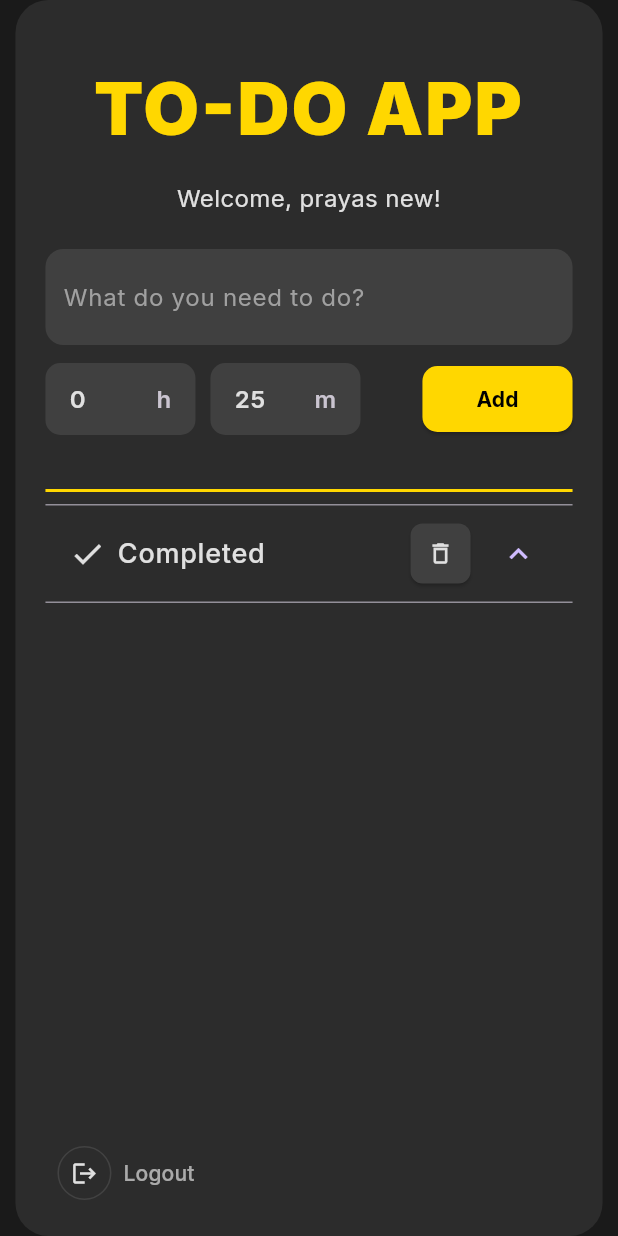
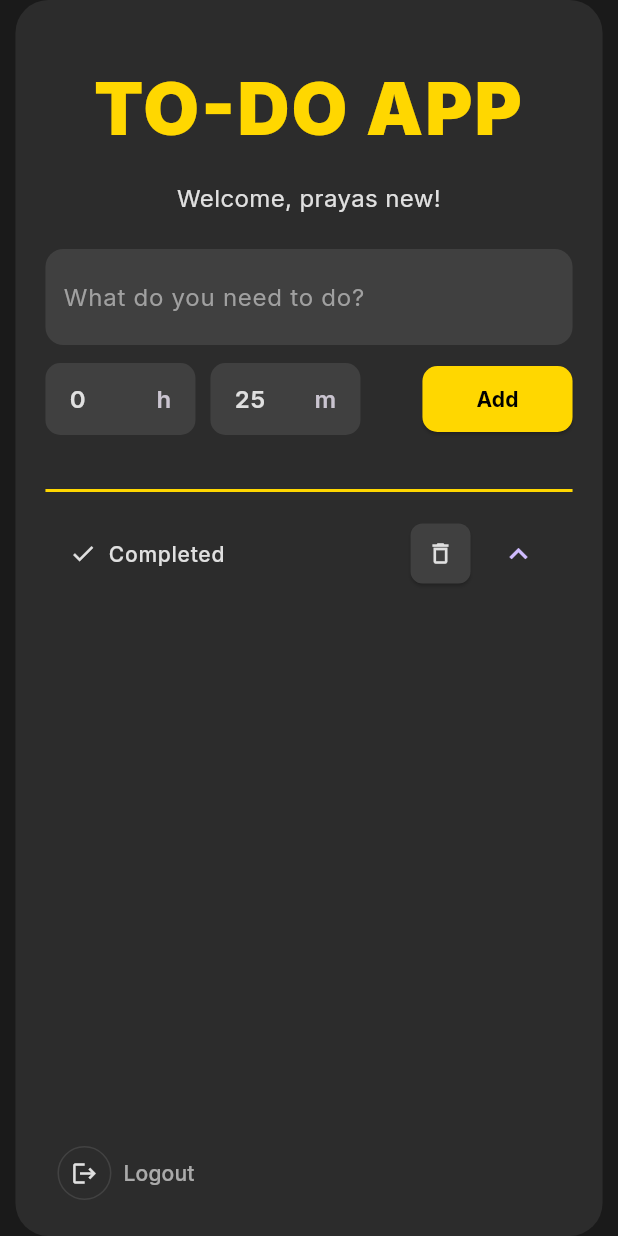
Before and after one commit to newprayas/Mobile-dev-todoapp, a Flutter app: the screen it shows after launch, after a tap on "Completed", on a phone screen of 412 x 824 dp. Run offline on Flutter 3.47's test engine with Material 3 defaults, Android fonts, the phone set to English and light mode, and no system bars; our stand-ins replace audioplayers, dio, flutter_local_notifications, flutter_secure_storage, google_fonts, google_sign_in and 1 more; network calls fail.

Commit message:
UI change FIXED ALL

```diff
--- a/flutter_app/lib/screens/todo_list_screen.dart
+++ b/flutter_app/lib/screens/todo_list_screen.dart
@@ -419,11 +419,22 @@ class _TodoListScreenState extends State<TodoListScreen> {
                                             color: AppColors.brightYellow,
                                           ),
                                           const SizedBox(height: 8),
-                                          ExpansionTile(
+                                          Theme(
+                                            data: Theme.of(context).copyWith(
+                                              dividerColor: Colors.transparent,
+                                            ),
+                                            child: ExpansionTile(
+                                              backgroundColor:
+                                                  Colors.transparent,
+                                              collapsedBackgroundColor:
+                                                  Colors.transparent,
+                                              childrenPadding: EdgeInsets.zero,
                                               initiallyExpanded:
                                                   _completedExpanded,
-                                            onExpansionChanged: (v) => setState(
-                                              () => _completedExpanded = v,
+                                              onExpansionChanged: (v) =>
+                                                  setState(
+                                                    () =>
+                                                        _completedExpanded = v,
                                                   ),
                                               title: Row(
                                                 mainAxisAlignment:
@@ -431,19 +442,20 @@ class _TodoListScreenState extends State<TodoListScreen> {
                                                         .spaceBetween,
                                                 children: [
                                                   Row(
-                                                  children: const [
+                                                    children: [
                                                       Icon(
                                                         Icons.check,
                                                         color:
                                                             AppColors.lightGray,
+                                                        size: 18,
                                                       ),
-                                                    SizedBox(width: 8),
+                                                      const SizedBox(width: 8),
                                                       Text(
                                                         'Completed',
                                                         style: TextStyle(
-                                                        color:
-                                                            AppColors.lightGray,
-                                                        fontSize: 18,
+                                                          color: AppColors
+                                                              .lightGray,
+                                                          fontSize: 14,
                                                           fontWeight:
                                                               FontWeight.w500,
                                                         ),
@@ -452,7 +464,8 @@ class _TodoListScreenState extends State<TodoListScreen> {
                                                   ),
                                                   if (_completedExpanded)
                                                     Tooltip(
-                                                    message: 'Clear completed',
+                                                      message:
+                                                          'Clear completed',
                                                       child: ElevatedButton(
                                                         onPressed: () async {
                                                           final confirm = await showDialog<bool>(
@@ -481,7 +494,9 @@ class _TodoListScreenState extends State<TodoListScreen> {
                                                                   onPressed: () =>
                                                                       Navigator.of(
                                                                         dctx,
-                                                                    ).pop(true),
+                                                                      ).pop(
+                                                                        true,
+                                                                      ),
                                                                   child:
                                                                       const Text(
                                                                         'Clear',
@@ -496,8 +511,8 @@ class _TodoListScreenState extends State<TodoListScreen> {
                                                         },
                                                         child: const Icon(
                                                           Icons.delete_outline,
-                                                        color:
-                                                            AppColors.lightGray,
+                                                          color: AppColors
+                                                              .lightGray,
                                                         ),
                                                         style: ElevatedButton.styleFrom(
                                                           backgroundColor:
@@ -512,7 +527,8 @@ class _TodoListScreenState extends State<TodoListScreen> {
                                                               const EdgeInsets.all(
                                                                 10,
                                                               ),
-                                                        minimumSize: const Size(
+                                                          minimumSize:
+                                                              const Size(
                                                                 40,
                                                                 40,
                                                               ),
@@ -528,6 +544,7 @@ class _TodoListScreenState extends State<TodoListScreen> {
                                                       (t) => _buildTaskCard(t),
                                                     ),
                                               ],
+                                            ),
                                           ),
 
                                           const SizedBox(height: 24),
```
Also changed, not shown: 1 other file. Lines whose indentation alone changed are shown as unchanged.
